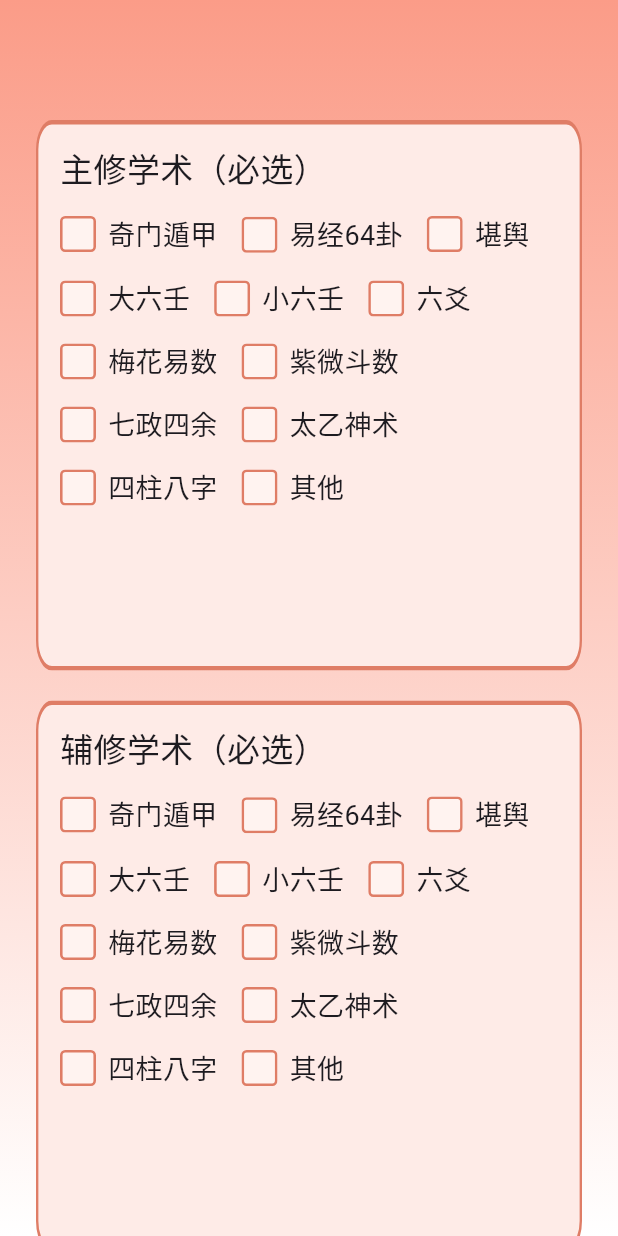
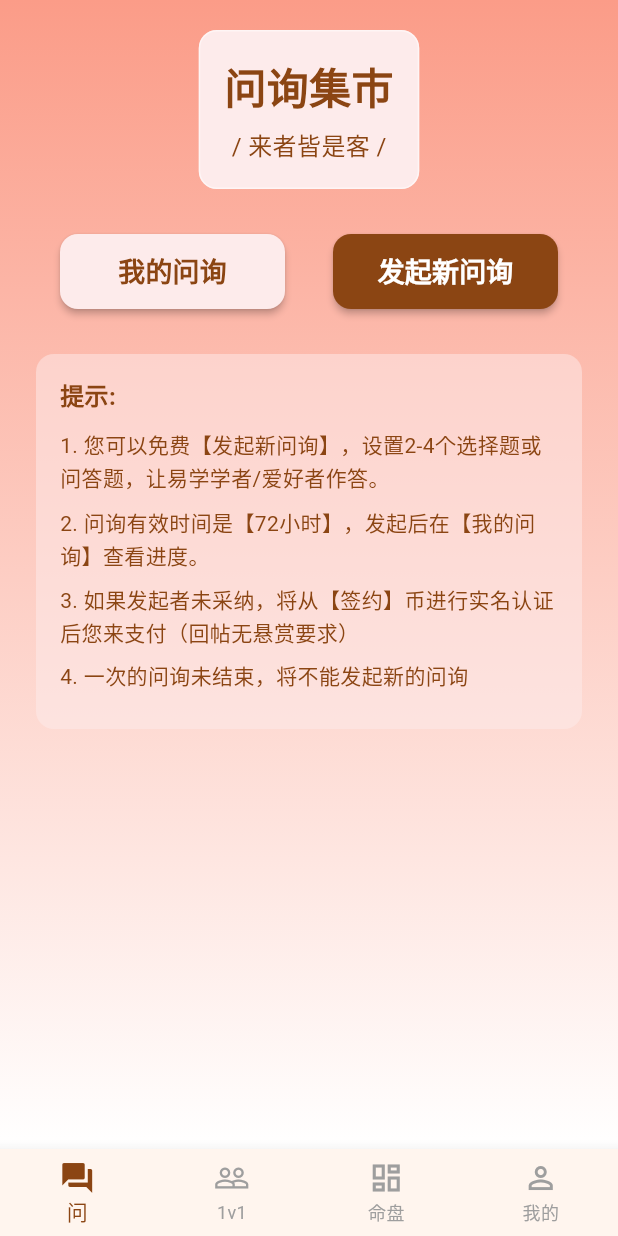
Before and after one commit to wstszx/zhouyi_flutter, a Flutter app: the screen it shows after launch, on a phone screen of 412 x 824 dp. Run offline on Flutter 3.47's test engine with Material 3 defaults, Android fonts, the light colour scheme and no system bars; our stand-ins replace flutter_svg; Roboto replaces fonts that are missing (PingFang SC).

Commit message:
feat: 添加主屏幕和各个子屏幕，优化导航体验

```diff
--- a/lib/main.dart
+++ b/lib/main.dart
@@ -1,5 +1,9 @@
 import 'package:flutter/material.dart';
 import 'package:flutter_svg/flutter_svg.dart';
+import 'package:zhouyi/screens/qa_marketplace_screen.dart';
+import 'package:zhouyi/screens/one_on_one_screen.dart';
+import 'package:zhouyi/screens/astrolabe_screen.dart';
+import 'package:zhouyi/screens/profile_screen.dart';
 
 void main() {
   runApp(const MyApp());
@@ -14,172 +18,81 @@ class MyApp extends StatelessWidget {
       title: 'Zhouyi',
       theme: ThemeData(
         primarySwatch: Colors.blue,
+        fontFamily: 'PingFang SC',
       ),
-      home: const SelectMajorScreen(),
+      home: const MainScreen(),
     );
   }
 }
 
-class SelectMajorScreen extends StatefulWidget {
-  const SelectMajorScreen({super.key});
+class MainScreen extends StatefulWidget {
+  const MainScreen({super.key});
 
   @override
-  _SelectMajorScreenState createState() => _SelectMajorScreenState();
+  _MainScreenState createState() => _MainScreenState();
 }
 
-class _SelectMajorScreenState extends State<SelectMajorScreen> {
-  final List<String> _majorOptions = [
-    '奇门遁甲', '易经64卦', '堪舆', '大六壬', '小六壬', '六爻',
-    '梅花易数', '紫微斗数', '七政四余', '太乙神术', '四柱八字', '其他'
+class _MainScreenState extends State<MainScreen> {
+  int _selectedIndex = 0;
+
+  static const List<Widget> _widgetOptions = <Widget>[
+    const QaMarketplaceScreen(),
+    const OneOnOneScreen(),
+    const AstrolabeScreen(),
+    const ProfileScreen(),
   ];
 
-  final List<String> _minorOptions = [
-    '奇门遁甲', '易经64卦', '堪舆', '大六壬', '小六壬', '六爻',
-    '梅花易数', '紫微斗数', '七政四余', '太乙神术', '四柱八字', '其他'
-  ];
-
-  String? _selectedMajor;
-  final List<String> _selectedMinors = [];
+  void _onItemTapped(int index) {
+    setState(() {
+      _selectedIndex = index;
+    });
+  }
 
   @override
   Widget build(BuildContext context) {
     return Scaffold(
       body: Stack(
         children: [
-          // Background
           SvgPicture.asset(
             'assets/images/background_gradient.svg',
             fit: BoxFit.cover,
             width: double.infinity,
             height: double.infinity,
           ),
-          SingleChildScrollView(
-            child: Padding(
-              padding: const EdgeInsets.symmetric(horizontal: 24.0),
-              child: Column(
-                crossAxisAlignment: CrossAxisAlignment.start,
-                children: [
-                  const SizedBox(height: 80),
-                  _buildSection(
-                    title: '主修学术（必选）',
-                    options: _majorOptions,
-                    isMajor: true,
-                  ),
-                  const SizedBox(height: 20),
-                  _buildSection(
-                    title: '辅修学术（必选）',
-                    options: _minorOptions,
-                    isMajor: false,
-                  ),
-                  const SizedBox(height: 16),
-                  _buildTextFieldSection('从什么渠道发现该软件（必填）', '请输入发现渠道（最多8字）'),
-                  const SizedBox(height: 16),
-                  _buildTextFieldSection('请设置【1v1问答】赏金（必填）', '0-999（用户APP内可修改）', suffixText: '元'),
-                  const SizedBox(height: 32),
-                  Center(
-                    child: GestureDetector(
-                      onTap: () {
-                        // Handle tap
-                      },
-                      child: SvgPicture.asset(
-                        'assets/images/button_background.svg',
-                        width: 340,
-                        height: 78,
-                      ),
-                    ),
-                  ),
-                  const SizedBox(height: 32),
-                ],
-              ),
-            ),
+          _widgetOptions.elementAt(_selectedIndex),
+        ],
+      ),
+      bottomNavigationBar: BottomNavigationBar(
+        items: const <BottomNavigationBarItem>[
+          BottomNavigationBarItem(
+            icon: Icon(Icons.question_answer_outlined),
+            activeIcon: Icon(Icons.question_answer),
+            label: '问',
+          ),
+          BottomNavigationBarItem(
+            icon: Icon(Icons.people_outline),
+            activeIcon: Icon(Icons.people),
+            label: '1v1',
+          ),
+          BottomNavigationBarItem(
+            icon: Icon(Icons.dashboard_outlined),
+            activeIcon: Icon(Icons.dashboard),
+            label: '命盘',
+          ),
+          BottomNavigationBarItem(
+            icon: Icon(Icons.person_outline),
+            activeIcon: Icon(Icons.person),
+            label: '我的',
           ),
         ],
+        currentIndex: _selectedIndex,
+        selectedItemColor: const Color(0xFF8B4513), // A brown color similar to UI
+        unselectedItemColor: Colors.grey,
+        onTap: _onItemTapped,
+        backgroundColor: const Color(0xFFFFF5EE), // A light pinkish color
+        type: BottomNavigationBarType.fixed,
+        showUnselectedLabels: true,
       ),
     );
   }
-
-  Widget _buildSection({required String title, required List<String> options, required bool isMajor}) {
-    return Stack(
-      children: [
-        SvgPicture.asset(
-          'assets/images/section_background.svg',
-          fit: BoxFit.fill,
-        ),
-        Padding(
-          padding: const EdgeInsets.all(16),
-          child: Column(
-            crossAxisAlignment: CrossAxisAlignment.start,
-            children: [
-              Text(title, style: const TextStyle(fontSize: 22, fontWeight: FontWeight.w500)),
-              const SizedBox(height: 16),
-              Wrap(
-                spacing: 16,
-                runSpacing: 16,
-                children: options.map((option) {
-                  final isSelected = isMajor ? _selectedMajor == option : _selectedMinors.contains(option);
-                  return GestureDetector(
-                    onTap: () {
-                      setState(() {
-                        if (isMajor) {
-                          _selectedMajor = option;
-                        } else {
-                          if (_selectedMinors.contains(option)) {
-                            _selectedMinors.remove(option);
-                          } else {
-                            if (_selectedMinors.length < 2) {
-                              _selectedMinors.add(option);
-                            }
-                          }
-                        }
-                      });
-                    },
-                    child: Row(
-                      mainAxisSize: MainAxisSize.min,
-                      children: [
-                        SvgPicture.asset(
-                          isSelected ? 'assets/images/checkbox_checked.svg' : 'assets/images/checkbox_unchecked.svg',
-                          width: 24,
-                          height: 24,
-                        ),
-                        const SizedBox(width: 8),
-                        Text(option, style: const TextStyle(fontSize: 18)),
-                      ],
-                    ),
-                  );
-                }).toList(),
-              ),
-            ],
-          ),
-        ),
-      ],
-    );
-  }
-
-  Widget _buildTextFieldSection(String title, String hint, {String? suffixText}) {
-    return Stack(
-      children: [
-        SvgPicture.asset(
-          'assets/images/section_background.svg',
-          fit: BoxFit.fill,
-        ),
-        Padding(
-          padding: const EdgeInsets.all(16),
-          child: Column(
-            crossAxisAlignment: CrossAxisAlignment.start,
-            children: [
-              Text(title, style: const TextStyle(fontSize: 22, fontWeight: FontWeight.w500)),
-              const SizedBox(height: 16),
-              TextField(
-                decoration: InputDecoration(
-                  hintText: hint,
-                  border: InputBorder.none,
-                  suffixText: suffixText,
-                ),
-              ),
-            ],
-          ),
-        ),
-      ],
-    );
-  }
 }
--- /dev/null
+++ b/lib/screens/qa_marketplace_screen.dart
@@ -0,0 +1,116 @@
+import 'package:flutter/material.dart';
+import 'package:flutter_svg/flutter_svg.dart';
+
+class QaMarketplaceScreen extends StatelessWidget {
+  const QaMarketplaceScreen({super.key});
+
+  @override
+  Widget build(BuildContext context) {
+    return SafeArea(
+      child: SingleChildScrollView(
+        child: Padding(
+          padding: const EdgeInsets.symmetric(horizontal: 24.0),
+          child: Column(
+            children: [
+              const SizedBox(height: 20),
+              _buildHeader(context),
+              const SizedBox(height: 30),
+              _buildMainButtons(context),
+              const SizedBox(height: 30),
+              _buildInfoBox(context),
+              const SizedBox(height: 20),
+            ],
+          ),
+        ),
+      ),
+    );
+  }
+
+  Widget _buildHeader(BuildContext context) {
+    return Container(
+      padding: const EdgeInsets.all(16),
+      decoration: BoxDecoration(
+        color: const Color(0xFFFDEBEB),
+        borderRadius: BorderRadius.circular(12),
+        border: Border.all(color: Colors.white.withOpacity(0.5)),
+      ),
+      child: const Column(
+        children: [
+          Text(
+            '问询集市',
+            style: TextStyle(fontSize: 28, fontWeight: FontWeight.bold, color: Color(0xFF8B4513)),
+          ),
+          SizedBox(height: 8),
+          Text(
+            '/ 来者皆是客 /',
+            style: TextStyle(fontSize: 16, color: Color(0xFF8B4513)),
+          ),
+        ],
+      ),
+    );
+  }
+
+  Widget _buildMainButtons(BuildContext context) {
+    return Row(
+      mainAxisAlignment: MainAxisAlignment.spaceAround,
+      children: [
+        _buildActionButton(context, '我的问询', () {
+          // Navigate to my questions
+        }),
+        _buildActionButton(context, '发起新问询', () {
+          // Navigate to new question screen
+        }, isPrimary: true),
+      ],
+    );
+  }
+
+  Widget _buildActionButton(BuildContext context, String text, VoidCallback onPressed, {bool isPrimary = false}) {
+    return ElevatedButton(
+      onPressed: onPressed,
+      style: ElevatedButton.styleFrom(
+        backgroundColor: isPrimary ? const Color(0xFF8B4513) : const Color(0xFFFDEBEB),
+        foregroundColor: isPrimary ? Colors.white : const Color(0xFF8B4513),
+        minimumSize: const Size(150, 50),
+        shape: RoundedRectangleBorder(
+          borderRadius: BorderRadius.circular(12),
+        ),
+        elevation: 2,
+      ),
+      child: Text(text, style: const TextStyle(fontSize: 18, fontWeight: FontWeight.bold)),
+    );
+  }
+
+  Widget _buildInfoBox(BuildContext context) {
+    return Container(
+      padding: const EdgeInsets.all(16),
+      decoration: BoxDecoration(
+        color: const Color(0xFFFDEBEB).withOpacity(0.5),
+        borderRadius: BorderRadius.circular(12),
+      ),
+      child: Column(
+        crossAxisAlignment: CrossAxisAlignment.start,
+        children: [
+          const Text(
+            '提示:',
+            style: TextStyle(fontSize: 16, fontWeight: FontWeight.bold, color: Color(0xFF8B4513)),
+          ),
+          const SizedBox(height: 10),
+          _buildInfoText('1. 您可以免费【发起新问询】，设置2-4个选择题或问答题，让易学学者/爱好者作答。'),
+          _buildInfoText('2. 问询有效时间是【72小时】，发起后在【我的问询】查看进度。'),
+          _buildInfoText('3. 如果发起者未采纳，将从【签约】币进行实名认证后您来支付（回帖无悬赏要求）'),
+          _buildInfoText('4. 一次的问询未结束，将不能发起新的问询'),
+        ],
+      ),
+    );
+  }
+
+  Widget _buildInfoText(String text) {
+    return Padding(
+      padding: const EdgeInsets.only(bottom: 8.0),
+      child: Text(
+        text,
+        style: const TextStyle(fontSize: 14, color: Color(0xFF8B4513), height: 1.5),
+      ),
+    );
+  }
+}
```
Also changed, not shown: lib/screens/astrolabe_screen.dart (added, +95 -0 lines), lib/screens/one_on_one_screen.dart (added, +86 -0 lines), lib/screens/profile_screen.dart (added, +107 -0 lines).
